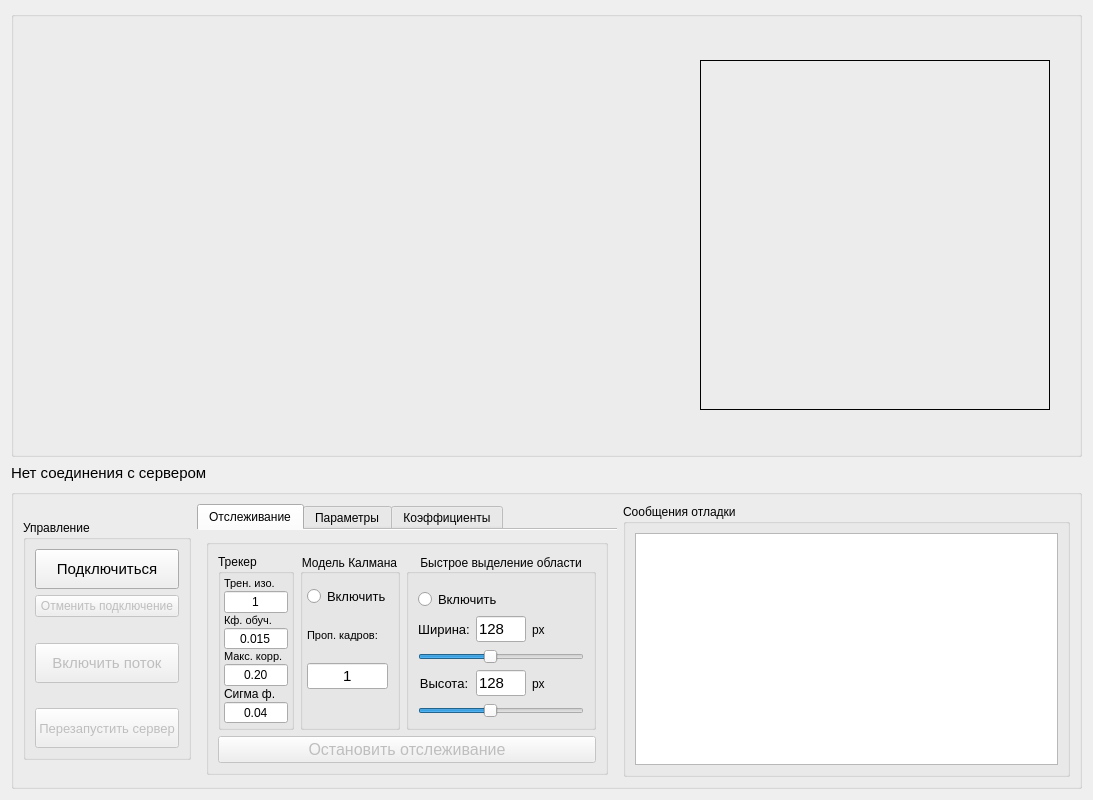
First picture: the form in form.ui, repository expoolleet/pi-tracking-stream-receiver, before the edit.
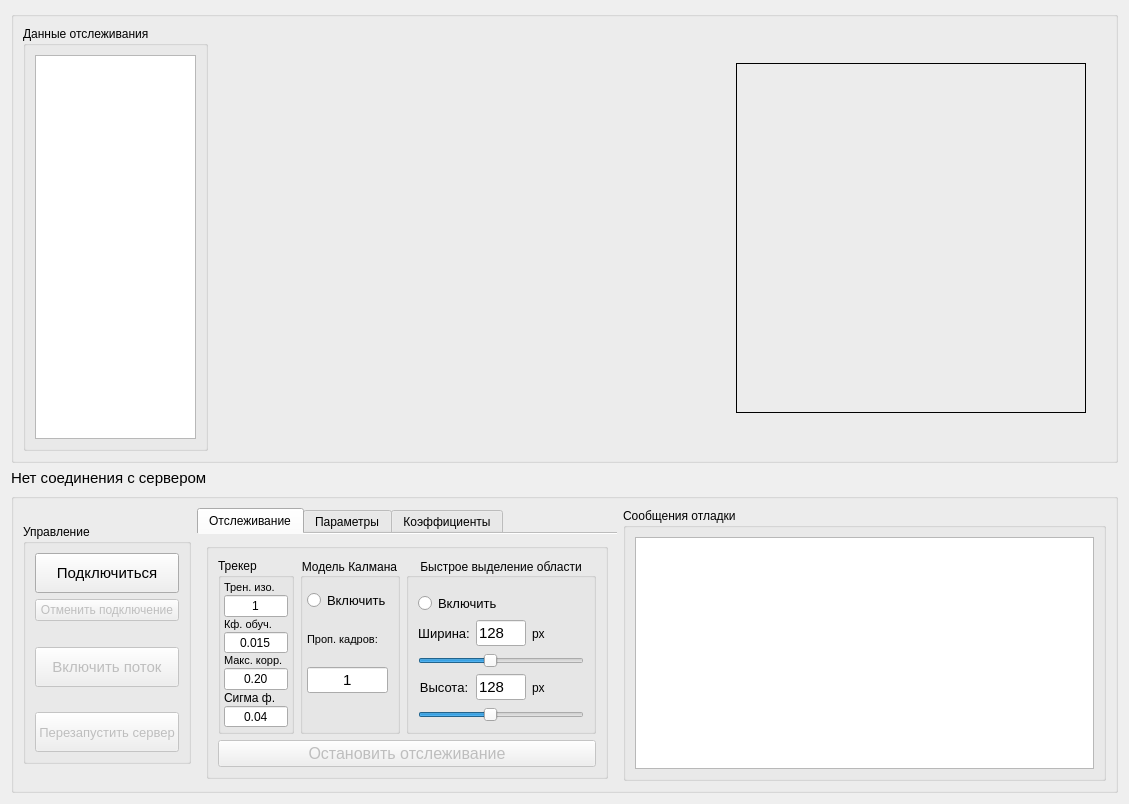
Second picture: the form after the edit. Icons and pictures are not drawn.

Patch:
```diff
--- a/form.ui
+++ b/form.ui
@@ -6,8 +6,8 @@
    <rect>
     <x>0</x>
     <y>0</y>
-    <width>1093</width>
-    <height>800</height>
+    <width>1129</width>
+    <height>804</height>
    </rect>
   </property>
   <property name="minimumSize">
@@ -39,6 +39,51 @@
       <bool>true</bool>
      </property>
      <layout class="QHBoxLayout" name="horizontalLayout">
+      <item>
+       <widget class="QGroupBox" name="groupBox_3">
+        <property name="minimumSize">
+         <size>
+          <width>185</width>
+          <height>0</height>
+         </size>
+        </property>
+        <property name="maximumSize">
+         <size>
+          <width>185</width>
+          <height>16777215</height>
+         </size>
+        </property>
+        <property name="title">
+         <string>Данные отслеживания</string>
+        </property>
+        <property name="flat">
+         <bool>true</bool>
+        </property>
+        <layout class="QVBoxLayout" name="verticalLayout_12">
+         <item>
+          <widget class="QPlainTextEdit" name="tracker_data_plain_text">
+           <property name="maximumSize">
+            <size>
+             <width>16777215</width>
+             <height>16777215</height>
+            </size>
+           </property>
+           <property name="font">
+            <font>
+             <pointsize>11</pointsize>
+            </font>
+           </property>
+           <property name="cursor" stdset="0">
+            <cursorShape>IBeamCursor</cursorShape>
+           </property>
+           <property name="readOnly">
+            <bool>true</bool>
+           </property>
+          </widget>
+         </item>
+        </layout>
+       </widget>
+      </item>
       <item>
        <spacer name="horizontalSpacer_2">
         <property name="orientation">
```
